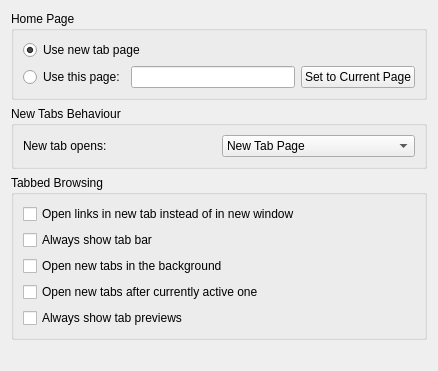
Qt form src/settings_general.ui (KDE/rekonq) before a commit.
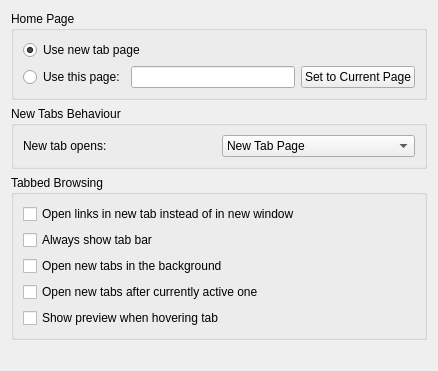
The same form after that commit. Custom widgets are drawn as their Qt base class.

Commit message: String change discussed with pano & lionel

Patch:
```diff
--- a/src/settings_general.ui
+++ b/src/settings_general.ui
@@ -142,7 +142,7 @@
       <item>
        <widget class="QCheckBox" name="kcfg_alwaysShowTabPreviews">
         <property name="text">
-         <string>Always show tab previews</string>
+         <string>Show preview when hovering tab</string>
         </property>
         <property name="checked">
          <bool>false</bool>
```
